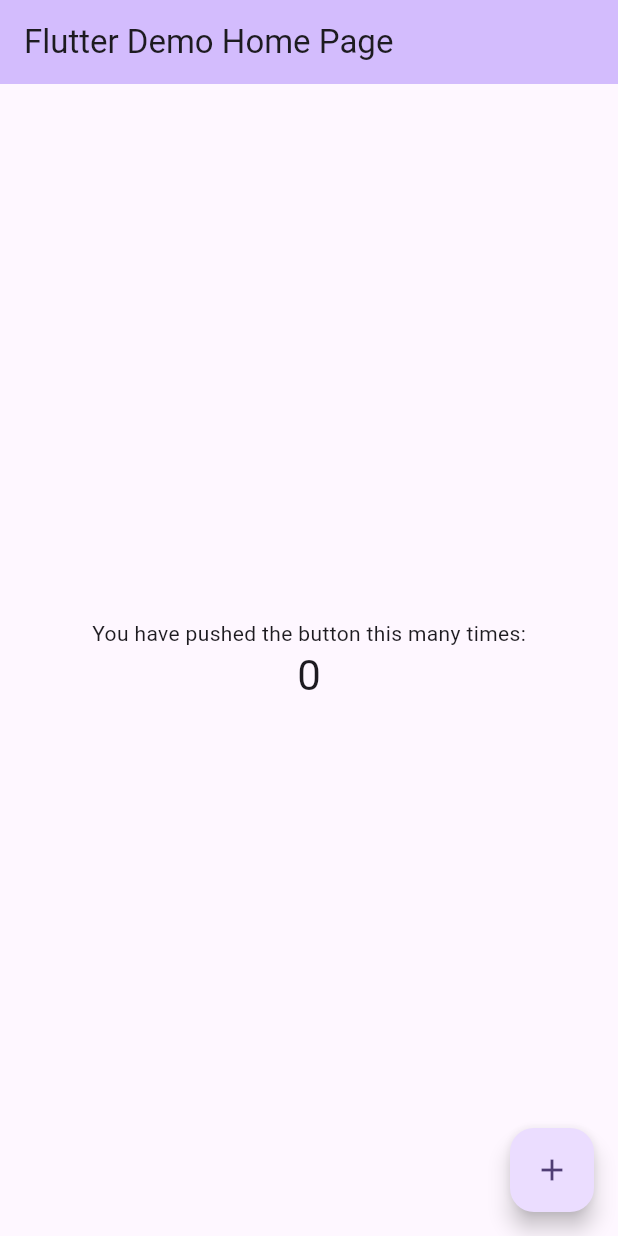
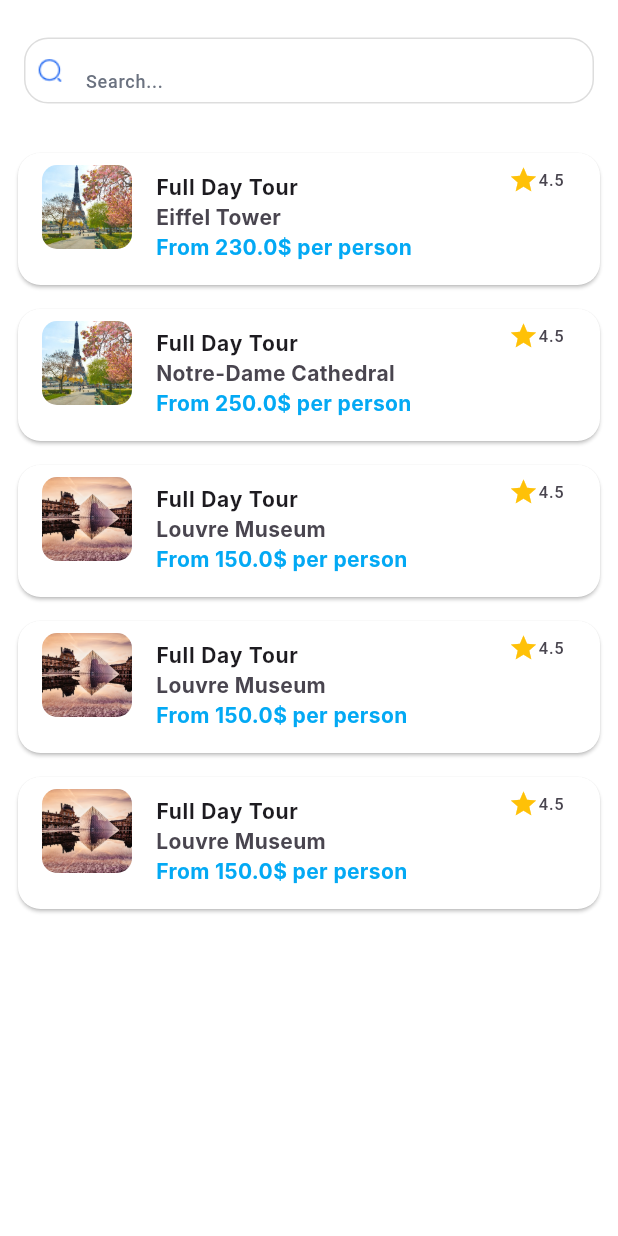
Before and after one commit to Huma-volve/Round-6-safarni-app, a Flutter app: the screen it shows after launch, on a phone screen of 412 x 824 dp. Run offline on Flutter 3.47's test engine with Material 3 defaults, Android fonts, the phone set to English and light mode, and no system bars; our stand-ins replace dio; Roboto replaces fonts that are missing (Inter, Poppins).

Commit message:
ui internal tour

```diff
--- /dev/null
+++ b/lib/core/constants/app_assets.dart
@@ -0,0 +1,28 @@
+// GENERATED CODE - DO NOT MODIFY MANUALLY
+// **************************************************************************
+// Auto generated by https://github.com/fluttercandies/assets_generator
+// **************************************************************************
+// ignore_for_file: constant_identifier_names
+
+class AppAssets {
+  const AppAssets._();
+
+  /// {@macro assets_generator.assets_images_arc_de_triomphe_png.preview}
+  static const String assets_images_arc_de_triomphe_png =
+      'assets/images/Arc de Triomphe.png';
+
+  /// {@macro assets_generator.assets_images_centre_pompidou_png.preview}
+  static const String assets_images_centre_pompidou_png =
+      'assets/images/Centre_Pompidou.png';
+
+  /// {@macro assets_generator.assets_images__file_placeholder_png.preview}
+  static const String assets_images__file_placeholder_png =
+      'assets/images/_File Placeholder.png';
+
+  /// {@macro assets_generator.assets_images_louvre_png.preview}
+  static const String assets_images_louvre_png = 'assets/images/louvre.png';
+
+  /// {@macro assets_generator.assets_images_notre_dame_png.preview}
+  static const String assets_images_notre_dame_png =
+      'assets/images/notre_dame.png';
+}
--- /dev/null
+++ b/lib/core/constants/app_colors.dart
@@ -0,0 +1,12 @@
+import 'package:flutter/material.dart';
+
+abstract class AppColors {
+  static const Color primaryColor = Color(0xff3F83F8);
+  static const Color lightGrey = Color(0xFFDDDDDD);
+  static const Color transparentBlue = Color(0x333F52B4);
+  static const Color grey = Color(0xff6B7280);
+  static const Color background = Color(0xffffffff);
+
+  static const Color lightBlue = Color(0xff03A9F4);
+  static const Color amber = Color(0xffffC107);
+}
--- /dev/null
+++ b/lib/core/constants/app_styles.dart
@@ -0,0 +1,9 @@
+import 'package:flutter/material.dart';
+
+abstract class AppTextStyles {
+  static const TextStyle Interw700f14 = TextStyle(
+    fontFamily: 'Inter',
+    fontWeight: FontWeight.w700,
+    fontSize: 14,
+  );
+}
--- /dev/null
+++ b/lib/core/errors/failur.dart
@@ -0,0 +1,65 @@
+import 'package:dio/dio.dart';
+
+abstract class Failure {
+  final String errorMessage;
+
+  Failure({required this.errorMessage});
+}
+
+class ServerFailure extends Failure {
+  ServerFailure({required super.errorMessage});
+
+  factory ServerFailure.fromDioError({required DioException dioException}) {
+    switch (dioException.type) {
+      case DioExceptionType.connectionTimeout:
+        return ServerFailure(
+          errorMessage: 'Connection Timeout With Api Server',
+        );
+
+      case DioExceptionType.sendTimeout:
+        return ServerFailure(errorMessage: 'Send Timeout With Api Server');
+
+      case DioExceptionType.receiveTimeout:
+        return ServerFailure(errorMessage: 'Recevive Timeout With Api Server');
+
+      case DioExceptionType.badCertificate:
+        return ServerFailure(errorMessage: 'Bad Certificate With Api Server');
+
+      case DioExceptionType.badResponse:
+        return ServerFailure.fromBasResponce(
+          statusCode: dioException.response!.statusCode!,
+          response: dioException.response!.data,
+        );
+
+      case DioExceptionType.cancel:
+        return ServerFailure(errorMessage: 'Request Canceled With Api Server');
+
+      case DioExceptionType.connectionError:
+        return ServerFailure(errorMessage: 'Connection Error With Api Server');
+
+      case DioExceptionType.unknown:
+        return ServerFailure(errorMessage: 'Unknown Error With Api Server');
+    }
+  }
+
+  factory ServerFailure.fromBasResponce({
+    required int statusCode,
+    required dynamic response,
+  }) {
+    if (statusCode == 400 || statusCode == 401 || statusCode == 403) {
+      return ServerFailure(errorMessage: response['error']['message']);
+    } else if (statusCode == 404) {
+      return ServerFailure(
+        errorMessage: 'Your request not found, Please try again later',
+      );
+    } else if (statusCode == 500) {
+      return ServerFailure(
+        errorMessage: 'Internal Server Error, Please try again later',
+      );
+    } else {
+      return ServerFailure(
+        errorMessage: 'Something went wrong, Please try again later',
+      );
+    }
+  }
+}
--- /dev/null
+++ b/lib/features/internal_tour/presentation/views/screens/internal_tour_view.dart
@@ -0,0 +1,34 @@
+import 'package:flutter/material.dart';
+import 'package:safarni/core/constants/app_colors.dart';
+import 'package:safarni/features/internal_tour/presentation/views/widgets/custom_list_view.dart';
+import 'package:safarni/features/internal_tour/presentation/views/widgets/custom_search_widget.dart';
+
+class SearchPage extends StatelessWidget {
+  const SearchPage({super.key});
+
+  @override
+  Widget build(BuildContext context) {
+    return Scaffold(
+      backgroundColor: AppColors.background,
+      body: SafeArea(
+        child: Column(
+          children: [
+            Padding(
+              padding: const EdgeInsets.symmetric(
+                horizontal: 16.0,
+                vertical: 25,
+              ),
+              child: SearchTextField(
+                onChanged: (value) {
+                  debugPrint("User searched: $value");
+                },
+              ),
+            ),
+            const Expanded(child: ToursScreen()),
+            SizedBox(height: 10),
+          ],
+        ),
+      ),
+    );
+  }
+}
--- /dev/null
+++ b/lib/features/internal_tour/presentation/views/widgets/custom_card.dart
@@ -0,0 +1,65 @@
+import 'package:flutter/material.dart';
+import 'package:safarni/core/constants/app_colors.dart';
+import 'package:safarni/core/constants/app_styles.dart';
+
+class Tour {
+  final String name;
+  final String image;
+  final double price;
+  final double rating;
+  final String type;
+
+  Tour({
+    required this.name,
+    required this.image,
+    required this.price,
+    required this.rating,
+    required this.type,
+  });
+}
+
+class CustomCard extends StatelessWidget {
+  const CustomCard({super.key, required this.tour});
+  final Tour tour;
+  @override
+  Widget build(BuildContext context) {
+    return Card(
+      color: AppColors.background,
+      margin: const EdgeInsets.symmetric(horizontal: 12, vertical: 8),
+      shape: RoundedRectangleBorder(borderRadius: BorderRadius.circular(15)),
+      child: ListTile(
+        leading: ClipRRect(
+          borderRadius: BorderRadius.circular(10),
+          child: Image.asset(
+            tour.image,
+            width: 60,
+            height: 60,
+            fit: BoxFit.cover,
+          ),
+        ),
+        title: Text("${tour.type}", style: AppTextStyles.Interw700f14),
+        subtitle: Column(
+          crossAxisAlignment: CrossAxisAlignment.start,
+          children: [
+            Text(tour.name, style: AppTextStyles.Interw700f14),
+            Text(
+              "From ${tour.price}\$ per person",
+              style: AppTextStyles.Interw700f14.copyWith(
+                color: AppColors.lightBlue,
+              ),
+            ),
+          ],
+        ),
+        isThreeLine: true,
+        trailing: Row(
+          mainAxisSize: MainAxisSize.min,
+          children: [
+            const Icon(Icons.star, color: AppColors.amber, size: 20),
+            Text(tour.rating.toString()),
+          ],
+        ),
+      ),
+    );
+    ;
+  }
+}
--- /dev/null
+++ b/lib/features/internal_tour/presentation/views/widgets/custom_list_view.dart
@@ -0,0 +1,93 @@
+import 'package:flutter/material.dart';
+import 'package:safarni/core/constants/app_assets.dart';
+import 'package:safarni/core/constants/app_colors.dart';
+import 'package:safarni/features/internal_tour/presentation/views/widgets/custom_card.dart';
+
+class ToursScreen extends StatefulWidget {
+  const ToursScreen({super.key});
+
+  @override
+  State<ToursScreen> createState() => _ToursScreenState();
+}
+
+class _ToursScreenState extends State<ToursScreen> {
+  List<Tour> allTours = [
+    Tour(
+      name: "Eiffel Tower",
+      image: "${AppAssets.assets_images__file_placeholder_png}",
+      price: 230,
+      rating: 4.5,
+      type: "Full Day Tour",
+    ),
+    Tour(
+      name: "Notre-Dame Cathedral",
+      image: "${AppAssets.assets_images__file_placeholder_png}",
+      price: 250,
+      rating: 4.5,
+      type: "Full Day Tour",
+    ),
+    Tour(
+      name: "Louvre Museum",
+      image: AppAssets.assets_images_louvre_png,
+      price: 150,
+      rating: 4.5,
+      type: "Full Day Tour",
+    ),
+    Tour(
+      name: "Louvre Museum",
+      image: AppAssets.assets_images_louvre_png,
+      price: 150,
+      rating: 4.5,
+      type: "Full Day Tour",
+    ),
+    Tour(
+      name: "Louvre Museum",
+      image: AppAssets.assets_images_louvre_png,
+      price: 150,
+      rating: 4.5,
+      type: "Full Day Tour",
+    ),
+  ];
+
+  List<Tour> filteredTours = [];
+
+  @override
+  void initState() {
+    super.initState();
+    filteredTours = allTours;
+  }
+
+  void filterTours(String query) {
+    setState(() {
+      if (query.isEmpty) {
+        filteredTours = allTours;
+      } else {
+        filteredTours = allTours
+            .where(
+              (tour) => tour.name.toLowerCase().contains(query.toLowerCase()),
+            )
+            .toList();
+      }
+    });
+  }
+
+  @override
+  Widget build(BuildContext context) {
+    return Scaffold(
+      backgroundColor: AppColors.background,
+      body: Column(
+        children: [
+          Expanded(
+            child: ListView.builder(
+              itemCount: filteredTours.length,
+              itemBuilder: (context, index) {
+                final tours = filteredTours[index];
+                return CustomCard(tour: tours);
+              },
+            ),
+          ),
+        ],
+      ),
+    );
+  }
+}
--- /dev/null
+++ b/lib/features/internal_tour/presentation/views/widgets/custom_search_widget.dart
@@ -0,0 +1,90 @@
+import 'package:flutter/material.dart';
+import 'package:safarni/core/constants/app_colors.dart';
+
+class SearchTextField extends StatefulWidget {
+  final ValueChanged<String>? onChanged;
+
+  const SearchTextField({super.key, this.onChanged});
+
+  @override
+  State<SearchTextField> createState() => _SearchTextFieldState();
+}
+
+class _SearchTextFieldState extends State<SearchTextField> {
+  final FocusNode _focusNode = FocusNode();
+  bool _hasFocus = false;
+
+  @override
+  void initState() {
+    super.initState();
+    _focusNode.addListener(() {
+      setState(() {
+        _hasFocus = _focusNode.hasFocus;
+      });
+    });
+  }
+
+  @override
+  void dispose() {
+    _focusNode.dispose();
+    super.dispose();
+  }
+
+  @override
+  Widget build(BuildContext context) {
+    return AnimatedContainer(
+      duration: const Duration(milliseconds: 200),
+      height: 44,
+      decoration: BoxDecoration(
+        color: AppColors.background,
+        borderRadius: BorderRadius.circular(16),
+        border: Border.all(
+          color: _hasFocus ? AppColors.primaryColor : AppColors.lightGrey,
+          width: _hasFocus ? 0.5 : 1,
+        ),
+        boxShadow: _hasFocus
+            ? [
+                const BoxShadow(
+                  color: AppColors.transparentBlue,
+                  spreadRadius: 4,
+                  blurRadius: 0,
+                  offset: Offset(0, 0),
+                ),
+              ]
+            : [],
+      ),
+      child: TextFormField(
+        focusNode: _focusNode,
+        onChanged: widget.onChanged,
+        decoration: InputDecoration(
+          prefixIcon: Padding(
+            padding: const EdgeInsets.symmetric(horizontal: 8),
+            child: Image.asset(
+              "assets/icons/search-normal.png",
+              width: 20,
+              height: 20,
+            ),
+          ),
+          prefixIconConstraints: const BoxConstraints(
+            minWidth: 36,
+            minHeight: 20,
+          ),
+
+          hintText: "Search...",
+          hintStyle: const TextStyle(
+            color: AppColors.grey,
+            fontFamily: "Poppins",
+            fontWeight: FontWeight.w500,
+            fontSize: 12,
+            height: 16 / 12,
+          ),
+          border: InputBorder.none,
+          contentPadding: const EdgeInsets.symmetric(
+            horizontal: 12,
+            vertical: 12,
+          ),
+        ),
+      ),
+    );
+  }
+}
--- a/lib/main.dart
+++ b/lib/main.dart
@@ -1,4 +1,5 @@
 import 'package:flutter/material.dart';
+import 'package:safarni/features/internal_tour/presentation/views/screens/internal_tour_view.dart';
 
 void main() {
   runApp(const MyApp());
@@ -7,116 +8,11 @@ void main() {
 class MyApp extends StatelessWidget {
   const MyApp({super.key});
 
-  // This widget is the root of your application.
   @override
   Widget build(BuildContext context) {
     return MaterialApp(
-      title: 'Flutter Demo',
-      theme: ThemeData(
-        // This is the theme of your application.
-        //
-        // TRY THIS: Try running your application with "flutter run". You'll see
-        // the application has a purple toolbar. Then, without quitting the app,
-        // try changing the seedColor in the colorScheme below to Colors.green
-        // and then invoke "hot reload" (save your changes or press the "hot
-        // reload" button in a Flutter-supported IDE, or press "r" if you used
-        // the command line to start the app).
-        //
-        // Notice that the counter didn't reset back to zero; the application
-        // state is not lost during the reload. To reset the state, use hot
-        // restart instead.
-        //
-        // This works for code too, not just values: Most code changes can be
-        // tested with just a hot reload.
-        colorScheme: ColorScheme.fromSeed(seedColor: Colors.deepPurple),
-      ),
-      home: const MyHomePage(title: 'Flutter Demo Home Page'),
+      debugShowCheckedModeBanner: false,
+      home: const SearchPage(),
     );
   }
 }
-
-class MyHomePage extends StatefulWidget {
-  const MyHomePage({super.key, required this.title});
-
-  // This widget is the home page of your application. It is stateful, meaning
-  // that it has a State object (defined below) that contains fields that affect
-  // how it looks.
-
-  // This class is the configuration for the state. It holds the values (in this
-  // case the title) provided by the parent (in this case the App widget) and
-  // used by the build method of the State. Fields in a Widget subclass are
-  // always marked "final".
-
-  final String title;
-
-  @override
-  State<MyHomePage> createState() => _MyHomePageState();
-}
-
-class _MyHomePageState extends State<MyHomePage> {
-  int _counter = 0;
-
-  void _incrementCounter() {
-    setState(() {
-      // This call to setState tells the Flutter framework that something has
-      // changed in this State, which causes it to rerun the build method below
-      // so that the display can reflect the updated values. If we changed
-      // _counter without calling setState(), then the build method would not be
-      // called again, and so nothing would appear to happen.
-      _counter++;
-    });
-  }
-
-  @override
-  Widget build(BuildContext context) {
-    // This method is rerun every time setState is called, for instance as done
-    // by the _incrementCounter method above.
-    //
-    // The Flutter framework has been optimized to make rerunning build methods
-    // fast, so that you can just rebuild anything that needs updating rather
-    // than having to individually change instances of widgets.
-    return Scaffold(
-      appBar: AppBar(
-        // TRY THIS: Try changing the color here to a specific color (to
-        // Colors.amber, perhaps?) and trigger a hot reload to see the AppBar
-        // change color while the other colors stay the same.
-        backgroundColor: Theme.of(context).colorScheme.inversePrimary,
-        // Here we take the value from the MyHomePage object that was created by
-        // the App.build method, and use it to set our appbar title.
-        title: Text(widget.title),
-      ),
-      body: Center(
-        // Center is a layout widget. It takes a single child and positions it
-        // in the middle of the parent.
-        child: Column(
-          // Column is also a layout widget. It takes a list of children and
-          // arranges them vertically. By default, it sizes itself to fit its
-          // children horizontally, and tries to be as tall as its parent.
-          //
-          // Column has various properties to control how it sizes itself and
-          // how it positions its children. Here we use mainAxisAlignment to
-          // center the children vertically; the main axis here is the vertical
-          // axis because Columns are vertical (the cross axis would be
-          // horizontal).
-          //
-          // TRY THIS: Invoke "debug painting" (choose the "Toggle Debug Paint"
-          // action in the IDE, or press "p" in the console), to see the
-          // wireframe for each widget.
-          mainAxisAlignment: MainAxisAlignment.center,
-          children: <Widget>[
-            const Text('You have pushed the button this many times:'),
-            Text(
-              '$_counter',
-              style: Theme.of(context).textTheme.headlineMedium,
-            ),
-          ],
-        ),
-      ),
-      floatingActionButton: FloatingActionButton(
-        onPressed: _incrementCounter,
-        tooltip: 'Increment',
-        child: const Icon(Icons.add),
-      ), // This trailing comma makes auto-formatting nicer for build methods.
-    );
-  }
-}
```
Also changed, not shown: pubspec.yaml (+13 -20 lines), assets/icons/Frame 1464203900.png (added), assets/icons/search-normal.png (added), assets/images/Arc de Triomphe.png (added), assets/images/Centre_Pompidou.png (added), assets/images/_File Placeholder.png (added), assets/images/louvre.png (added), assets/images/notre_dame.png (added), lib/core/utils/on_generate_route.dart (added), pubspec.lock, 2 other files.
